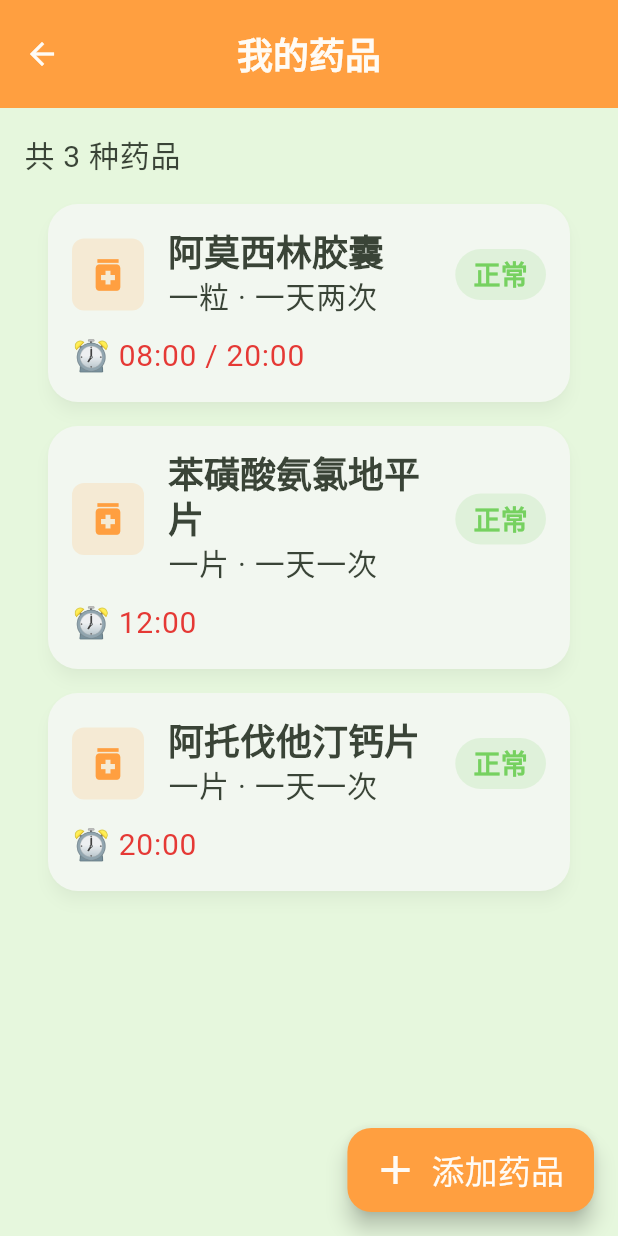
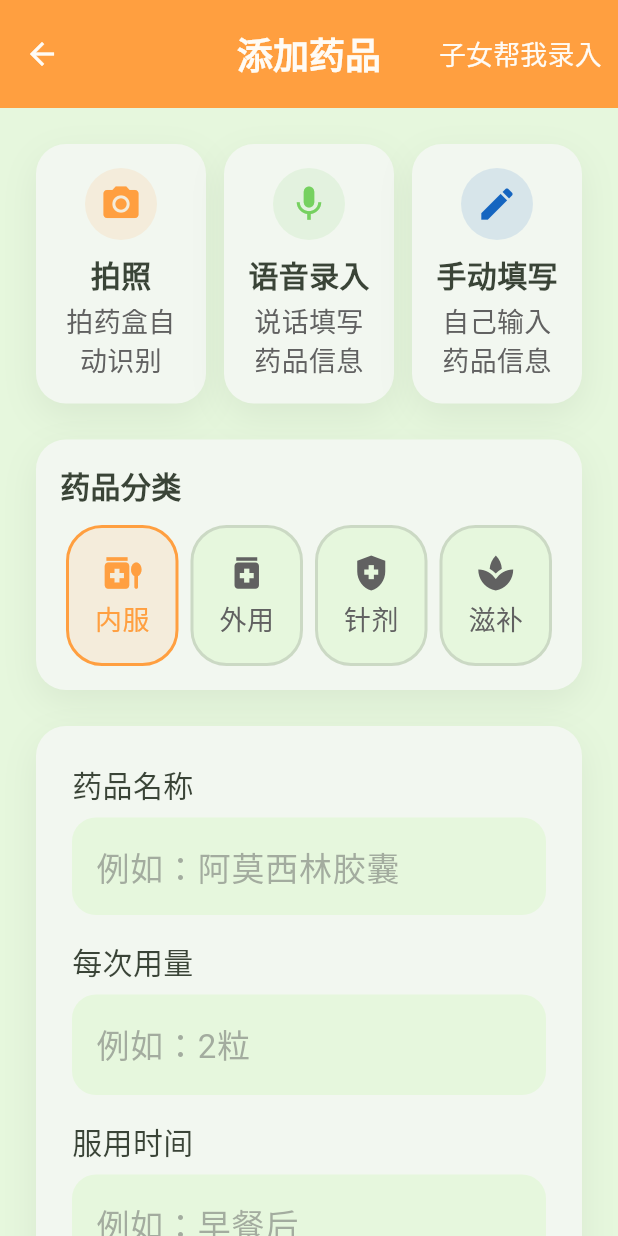
Before and after one commit to bamabao/cc-switch, a Flutter app: the MedicinesScreen screen opened directly, after a tap on "添加药品", on a phone screen of 412 x 824 dp. Run offline on Flutter 3.47's test engine with Material 3 defaults, Android fonts, the phone set to English and light mode, and no system bars.

Commit message:
💊 P0药品录入页完成：三通道录入+拍照/语音/手写+分类
- add_medicine_screen.dart：药盒拍照/语音录入/手动填写三通道
- 药品列表页加FAB入口，跳转添加页
- 4类药品分类选择（内服/外用/针剂/滋补）
- 用料表：药品名、用量、服用时间、注意事项
- flutter analyze 0 errors 0 warnings

```diff
--- /dev/null
+++ b/app/lib/screens/medicines/add_medicine_screen.dart
@@ -0,0 +1,393 @@
+import 'package:flutter/material.dart';
+import '../../config/theme.dart';
+
+/// 药品录入页 — 三通道录入
+/// 支持：药盒拍照 / 语音录入 / 手动手写录入
+/// P0-2：子女帮我录入入口（老人操作兜底）
+class AddMedicineScreen extends StatefulWidget {
+  const AddMedicineScreen({super.key});
+
+  @override
+  State<AddMedicineScreen> createState() => _AddMedicineScreenState();
+}
+
+class _AddMedicineScreenState extends State<AddMedicineScreen> {
+  final TextEditingController _nameController = TextEditingController();
+  final TextEditingController _dosageController = TextEditingController();
+  final TextEditingController _frequencyController = TextEditingController();
+  final TextEditingController _noteController = TextEditingController();
+  final FocusNode _nameFocus = FocusNode();
+  final FocusNode _dosageFocus = FocusNode();
+
+  String _selectedCategory = '内服';
+  bool _showForm = true;
+
+  static const List<String> _categories = ['内服', '外用', '针剂', '滋补'];
+  List<IconData> get _categoryIcons => const [
+    Icons.medication_liquid,
+    Icons.medication,
+    Icons.health_and_safety,
+    Icons.spa,
+  ];
+
+  @override
+  void dispose() {
+    _nameController.dispose();
+    _dosageController.dispose();
+    _frequencyController.dispose();
+    _noteController.dispose();
+    _nameFocus.dispose();
+    _dosageFocus.dispose();
+    super.dispose();
+  }
+
+  void _submit() {
+    // TODO: 调用后端保存药品API
+    ScaffoldMessenger.of(context).showSnackBar(
+      const SnackBar(
+        content: Text('药品已添加！'),
+        duration: Duration(seconds: 2),
+        behavior: SnackBarBehavior.floating,
+      ),
+    );
+    Navigator.pop(context, true);
+  }
+
+  @override
+  Widget build(BuildContext context) {
+    return Scaffold(
+      backgroundColor: AppTheme.bgColor,
+      appBar: AppBar(
+        title: const Text('添加药品'),
+        actions: [
+          TextButton(
+            onPressed: () => Navigator.pop(context),
+            child: Text(
+              '子女帮我录入',
+              style: TextStyle(
+                fontSize: AppTheme.bodyMedium,
+                color: AppTheme.textOnDark,
+                fontWeight: FontWeight.w500,
+              ),
+            ),
+          ),
+        ],
+      ),
+      body: SingleChildScrollView(
+        padding: const EdgeInsets.all(AppTheme.spacingLg),
+        child: Column(
+          crossAxisAlignment: CrossAxisAlignment.stretch,
+          children: [
+            // 三通道入口
+            _buildInputChannels(),
+            const SizedBox(height: AppTheme.spacingLg),
+            // 分类选择
+            _buildCategorySelector(),
+            const SizedBox(height: AppTheme.spacingLg),
+            // 表单
+            if (_showForm) _buildForm(),
+            const SizedBox(height: AppTheme.spacingLg),
+            // 提交按钮
+            if (_showForm) _buildSubmitButton(),
+          ],
+        ),
+      ),
+    );
+  }
+
+  Widget _buildInputChannels() {
+    return Row(
+      children: [
+        Expanded(
+          child: _buildChannelCard(
+            icon: Icons.camera_alt,
+            label: '拍照',
+            subtitle: '拍药盒自动识别',
+            color: AppTheme.primaryColor,
+            onTap: () {
+              // TODO: 调用相机/相册
+              ScaffoldMessenger.of(context).showSnackBar(
+                const SnackBar(content: Text('正在打开相机…')),
+              );
+            },
+          ),
+        ),
+        const SizedBox(width: 12),
+        Expanded(
+          child: _buildChannelCard(
+            icon: Icons.mic,
+            label: '语音录入',
+            subtitle: '说话填写药品信息',
+            color: AppTheme.secondaryColor,
+            onTap: () {
+              // TODO: 语音识别录入
+              ScaffoldMessenger.of(context).showSnackBar(
+                const SnackBar(content: Text('请说出药品名称和用量…')),
+              );
+            },
+          ),
+        ),
+        const SizedBox(width: 12),
+        Expanded(
+          child: _buildChannelCard(
+            icon: Icons.edit,
+            label: '手动填写',
+            subtitle: '自己输入药品信息',
+            color: const Color(0xFF1565C0),
+            onTap: () {
+              _nameFocus.requestFocus();
+            },
+          ),
+        ),
+      ],
+    );
+  }
+
+  Widget _buildChannelCard({
+    required IconData icon,
+    required String label,
+    required String subtitle,
+    required Color color,
+    required VoidCallback onTap,
+  }) {
+    return GestureDetector(
+      onTap: onTap,
+      child: Container(
+        padding: const EdgeInsets.all(AppTheme.spacingMd),
+        decoration: BoxDecoration(
+          color: AppTheme.cardColor,
+          borderRadius: BorderRadius.circular(AppTheme.radiusCard),
+          boxShadow: AppTheme.shadowCard,
+        ),
+        child: Column(
+          children: [
+            Container(
+              width: 48,
+              height: 48,
+              decoration: BoxDecoration(
+                color: color.withValues(alpha: 0.12),
+                shape: BoxShape.circle,
+              ),
+              child: Icon(icon, color: color, size: 28),
+            ),
+            const SizedBox(height: 8),
+            Text(
+              label,
+              style: TextStyle(
+                fontSize: AppTheme.bodyLarge,
+                color: AppTheme.textPrimary,
+                fontWeight: FontWeight.bold,
+              ),
+            ),
+            const SizedBox(height: 4),
+            Text(
+              subtitle,
+              style: TextStyle(
+                fontSize: AppTheme.bodyMedium,
+                color: AppTheme.textSecondary,
+              ),
+              textAlign: TextAlign.center,
+            ),
+          ],
+        ),
+      ),
+    );
+  }
+
+  Widget _buildCategorySelector() {
+    return Container(
+      decoration: BoxDecoration(
+        color: AppTheme.cardColor,
+        borderRadius: BorderRadius.circular(AppTheme.radiusCard),
+        boxShadow: AppTheme.shadowCard,
+      ),
+      child: Padding(
+        padding: const EdgeInsets.all(AppTheme.spacingMd),
+        child: Column(
+          crossAxisAlignment: CrossAxisAlignment.start,
+          children: [
+            Text(
+              '药品分类',
+              style: TextStyle(
+                fontSize: AppTheme.bodyLarge,
+                color: AppTheme.textPrimary,
+                fontWeight: FontWeight.w600,
+              ),
+            ),
+            const SizedBox(height: 12),
+            Row(
+              children: List.generate(
+                _categories.length,
+                (i) => Expanded(
+                  child: Padding(
+                    padding: const EdgeInsets.symmetric(horizontal: 4),
+                    child: GestureDetector(
+                      onTap: () {
+                        setState(() => _selectedCategory = _categories[i]);
+                      },
+                      child: Container(
+                        padding: const EdgeInsets.symmetric(vertical: 16),
+                        decoration: BoxDecoration(
+                          color: _selectedCategory == _categories[i]
+                              ? AppTheme.primaryColor.withValues(alpha: 0.12)
+                              : AppTheme.bgColor,
+                          borderRadius:
+                              BorderRadius.circular(AppTheme.radiusButton),
+                          border: Border.all(
+                            color: _selectedCategory == _categories[i]
+                                ? AppTheme.primaryColor
+                                : AppTheme.textSecondary.withValues(alpha: 0.2),
+                            width: 2,
+                          ),
+                        ),
+                        child: Column(
+                          children: [
+                            Icon(
+                              _categoryIcons[i],
+                              color: _selectedCategory == _categories[i]
+                                  ? AppTheme.primaryColor
+                                  : AppTheme.textSecondary,
+                              size: 28,
+                            ),
+                            const SizedBox(height: 4),
+                            Text(
+                              _categories[i],
+                              style: TextStyle(
+                                fontSize: AppTheme.bodyMedium,
+                                color: _selectedCategory == _categories[i]
+                                    ? AppTheme.primaryColor
+                                    : AppTheme.textSecondary,
+                                fontWeight: FontWeight.w500,
+                              ),
+                            ),
+                          ],
+                        ),
+                      ),
+                    ),
+                  ),
+                ),
+              ),
+            ),
+          ],
+        ),
+      ),
+    );
+  }
+
+  Widget _buildForm() {
+    return Container(
+      decoration: BoxDecoration(
+        color: AppTheme.cardColor,
+        borderRadius: BorderRadius.circular(AppTheme.radiusCard),
+        boxShadow: AppTheme.shadowCard,
+      ),
+      child: Padding(
+        padding: const EdgeInsets.all(AppTheme.spacingLg),
+        child: Column(
+          crossAxisAlignment: CrossAxisAlignment.start,
+          children: [
+            _buildInputField(
+              controller: _nameController,
+              focusNode: _nameFocus,
+              label: '药品名称',
+              hint: '例如：阿莫西林胶囊',
+              icon: Icons.medication,
+            ),
+            const SizedBox(height: AppTheme.spacingMd),
+            _buildInputField(
+              controller: _dosageController,
+              focusNode: _dosageFocus,
+              label: '每次用量',
+              hint: '例如：2粒',
+              icon: Icons.calculate,
+            ),
+            const SizedBox(height: AppTheme.spacingMd),
+            _buildInputField(
+              controller: _frequencyController,
+              label: '服用时间',
+              hint: '例如：早餐后',
+              icon: Icons.access_time,
+            ),
+            const SizedBox(height: AppTheme.spacingMd),
+            _buildInputField(
+              controller: _noteController,
+              label: '注意事项',
+              hint: '例如：忌酒',
+              icon: Icons.info_outline,
+            ),
+          ],
+        ),
+      ),
+    );
+  }
+
+  Widget _buildInputField({
+    required TextEditingController controller,
+    FocusNode? focusNode,
+    required String label,
+    required String hint,
+    required IconData icon,
+  }) {
+    return Column(
+      crossAxisAlignment: CrossAxisAlignment.start,
+      children: [
+        Text(
+          label,
+          style: TextStyle(
+            fontSize: AppTheme.bodyLarge,
+            color: AppTheme.textPrimary,
+            fontWeight: FontWeight.w500,
+          ),
+        ),
+        const SizedBox(height: 8),
+        Container(
+          decoration: BoxDecoration(
+            color: AppTheme.bgColor,
+            borderRadius: BorderRadius.circular(AppTheme.radiusMd),
+          ),
+          child: TextField(
+            controller: controller,
+            focusNode: focusNode,
+            style: TextStyle(
+              fontSize: AppTheme.titleMedium,
+              color: AppTheme.textPrimary,
+            ),
+            decoration: InputDecoration(
+              hintText: hint,
+              hintStyle: TextStyle(
+                fontSize: AppTheme.titleMedium,
+                color: AppTheme.textSecondary.withValues(alpha: 0.5),
+              ),
+              border: InputBorder.none,
+              contentPadding: const EdgeInsets.symmetric(
+                horizontal: 16,
+                vertical: 16,
+              ),
+            ),
+            onChanged: (_) => setState(() {}),
+          ),
+        ),
+      ],
+    );
+  }
+
+  Widget _buildSubmitButton() {
+    return SizedBox(
+      height: AppTheme.buttonHeight,
+      child: ElevatedButton(
+        onPressed: _nameController.text.isNotEmpty ? _submit : null,
+        style: ElevatedButton.styleFrom(
+          disabledBackgroundColor: AppTheme.cardColor.withValues(alpha: 0.6),
+          shape: RoundedRectangleBorder(
+            borderRadius: BorderRadius.circular(AppTheme.radiusButton),
+          ),
+          textStyle: TextStyle(
+            fontSize: AppTheme.titleMedium,
+            fontWeight: FontWeight.w600,
+          ),
+        ),
+        child: const Text('添加药品'),
+      ),
+    );
+  }
+}
--- a/app/lib/screens/medicines/medicines_screen.dart
+++ b/app/lib/screens/medicines/medicines_screen.dart
@@ -1,5 +1,6 @@
 import 'package:flutter/material.dart';
 import '../../config/theme.dart';
+import 'add_medicine_screen.dart';
 
 /// 药品列表页 — P04
 class MedicinesScreen extends StatelessWidget {
@@ -9,6 +10,16 @@ class MedicinesScreen extends StatelessWidget {
   Widget build(BuildContext context) {
     return Scaffold(
       appBar: AppBar(title: const Text('我的药品')),
+      floatingActionButton: FloatingActionButton.extended(
+        onPressed: () => Navigator.push(
+          context,
+          MaterialPageRoute(builder: (_) => const AddMedicineScreen()),
+        ),
+        backgroundColor: AppTheme.primaryColor,
+        foregroundColor: AppTheme.textOnDark,
+        icon: const Icon(Icons.add, size: 28),
+        label: const Text('添加药品'),
+      ),
       body: ListView(
         padding: const EdgeInsets.all(AppTheme.spacingMd),
         children: [
@@ -40,13 +51,6 @@ class MedicinesScreen extends StatelessWidget {
             status: '正常',
           ),
         ],
-      ),
-      floatingActionButton: FloatingActionButton.extended(
-        onPressed: () {},
-        backgroundColor: AppTheme.primaryColor,
-        foregroundColor: AppTheme.textOnDark,
-        icon: const Icon(Icons.add, size: 32),
-        label: const Text('添加药品', style: TextStyle(fontSize: AppTheme.titleMedium)),
       ),
     );
   }
```
